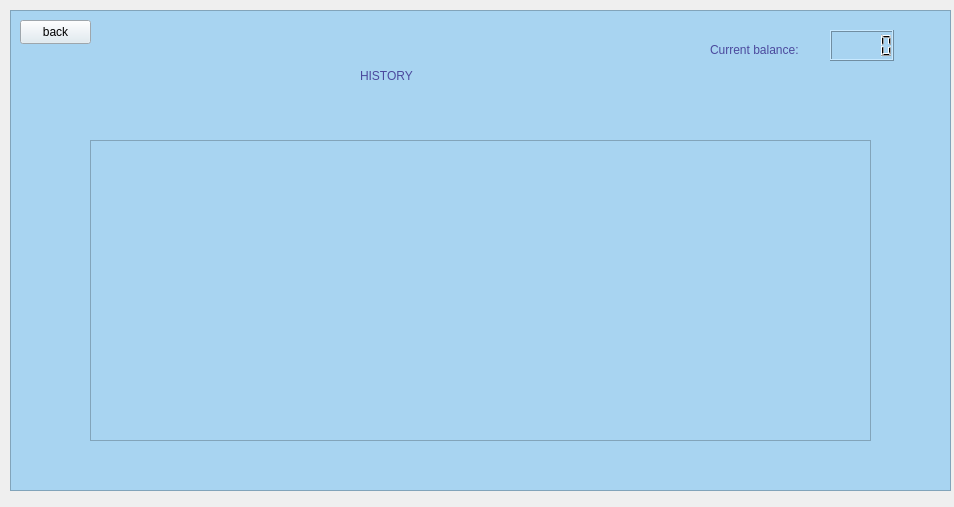
This is view/history.ui in rawsashimi1604/1009_BankingSystem as Qt 5 draws it before an edit. The edited form follows.
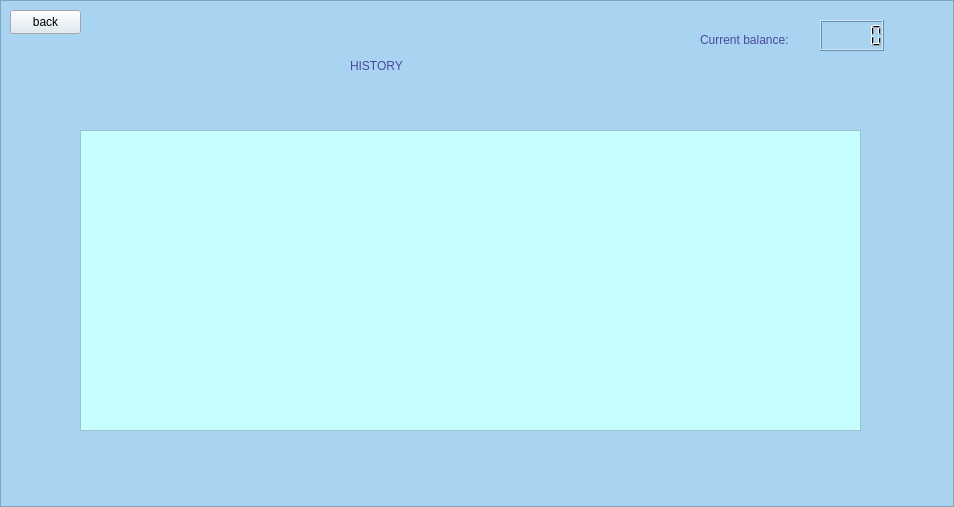
This is the edited form.

Diff of the .ui file:
```diff
--- a/view/history.ui
+++ b/view/history.ui
@@ -19,10 +19,10 @@
   <widget class="QStackedWidget" name="stackedWidget">
    <property name="geometry">
     <rect>
-     <x>10</x>
-     <y>10</y>
-     <width>941</width>
-     <height>491</height>
+     <x>0</x>
+     <y>0</y>
+     <width>954</width>
+     <height>507</height>
     </rect>
    </property>
    <widget class="QWidget" name="page">
@@ -31,8 +31,8 @@
       <rect>
        <x>0</x>
        <y>0</y>
-       <width>941</width>
-       <height>481</height>
+       <width>954</width>
+       <height>507</height>
       </rect>
      </property>
      <property name="styleSheet">
@@ -88,7 +88,12 @@
        </rect>
       </property>
       <property name="styleSheet">
-       <string notr="true">font: 700 9pt &quot;Segoe UI&quot;;</string>
+       <string notr="true">font: 700 9pt &quot;Segoe UI&quot;;
+background-color: rgb(199, 254, 255);
+color: rgb(0, 0, 0);</string>
+      </property>
+      <property name="gridStyle">
+       <enum>Qt::DashDotLine</enum>
       </property>
      </widget>
      <widget class="QLabel" name="label_2">
```
